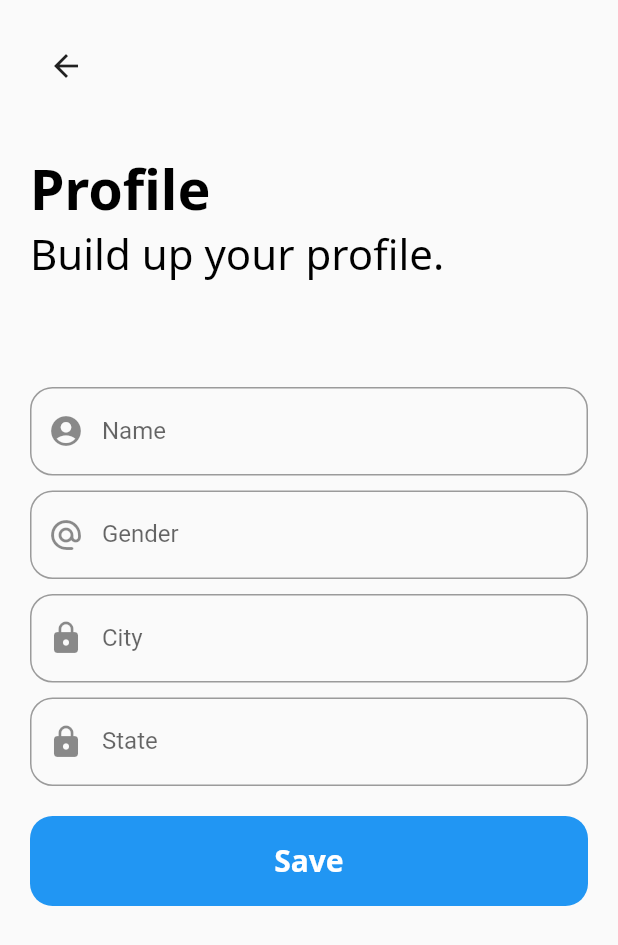
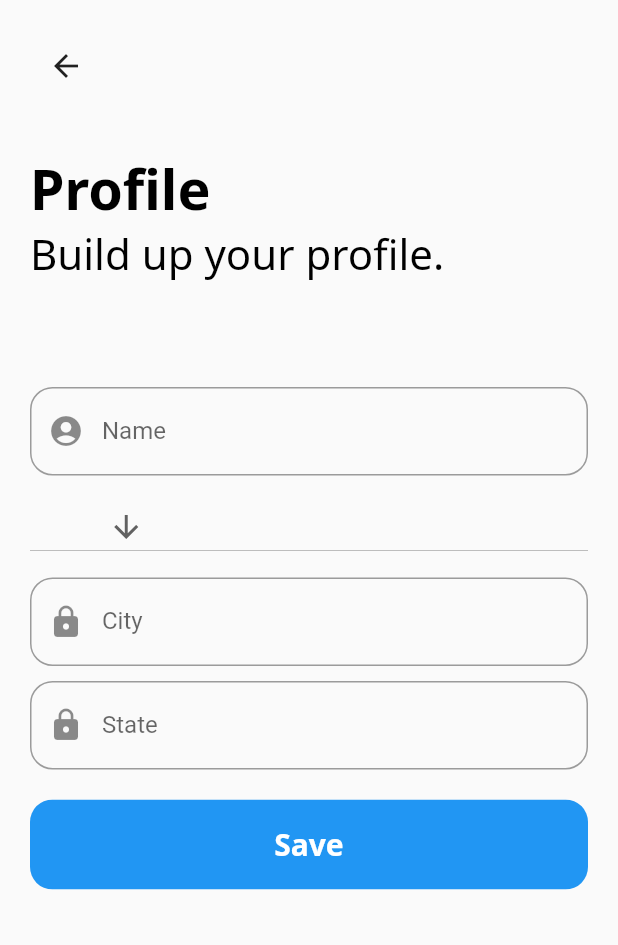
Before and after one commit to Harmanjit14/chat-app-frontend, a Flutter app: the Profilescreen screen opened directly, on a phone screen of 412 x 824 dp. Shown: the top 945 px of the screen. Run offline on Flutter 3.47's test engine with Material 2 defaults, Android fonts, the light colour scheme and no system bars; our stand-ins replace get, google_fonts, graphql.

Commit message:
profile screen

```diff
--- a/lib/screens/login.dart
+++ b/lib/screens/login.dart
@@ -228,8 +228,14 @@ class Registerscreen extends StatelessWidget {
                       // }
                     },
                     child: Container(
-                      child: BoldText(
-                          text: "Next", color: Colors.white, size: 20),
+                      child: TextButton(
+                      onPressed: () {
+                        Get.to(() => Profilescreen(),
+                            transition: Transition.native);
+                      },
+                      child:
+                          BoldText(text: "Next", color: Colors.white, size: 20),
+                      ),
                     ),
                   ),
                 )),
@@ -242,7 +248,7 @@ class Registerscreen extends StatelessWidget {
 
 class Profilescreen extends StatelessWidget {
   String name = "";
-  String gender = "";
+  String dropdownValue = "";
   String city = "";
   String state = "";
   @override
@@ -303,18 +309,26 @@ class Profilescreen extends StatelessWidget {
             ),
             Container(
               margin: EdgeInsets.fromLTRB(20, 10, 20, 0),
-              child: TextField(
-                keyboardType: TextInputType.text,
-                decoration: InputDecoration(
-                  labelText: "Gender",
-                  prefixIcon: Icon(Icons.alternate_email_rounded),
-                  border: OutlineInputBorder(
-                    borderRadius: BorderRadius.circular(15),
-                  ),
-                ),
+              child: DropdownButton(
+                icon: const Icon(Icons.arrow_downward),
                 onChanged: (value) {
-                  gender = value;
+                  if(value==0){
+                    dropdownValue='M';
+                  }
+                  if(value==1){
+                    dropdownValue='F';
+                  }
+                  if(value==2){
+                    dropdownValue='O';
+                  }
                 },
+                items: <String>['Male', 'Female', 'Other']
+                    .map<DropdownMenuItem<String>>((String value) {
+                  return DropdownMenuItem<String>(
+                    value: value,
+                    child: Text(value),
+                  );
+                }).toList(),
               ),
             ),
             Container(
@@ -371,8 +385,8 @@ class Profilescreen extends StatelessWidget {
                       // }
                     },
                     child: Container(
-                      child: BoldText(
-                          text: "Save", color: Colors.white, size: 20),
+                      child:
+                          BoldText(text: "Save", color: Colors.white, size: 20),
                     ),
                   ),
                 )),
```
